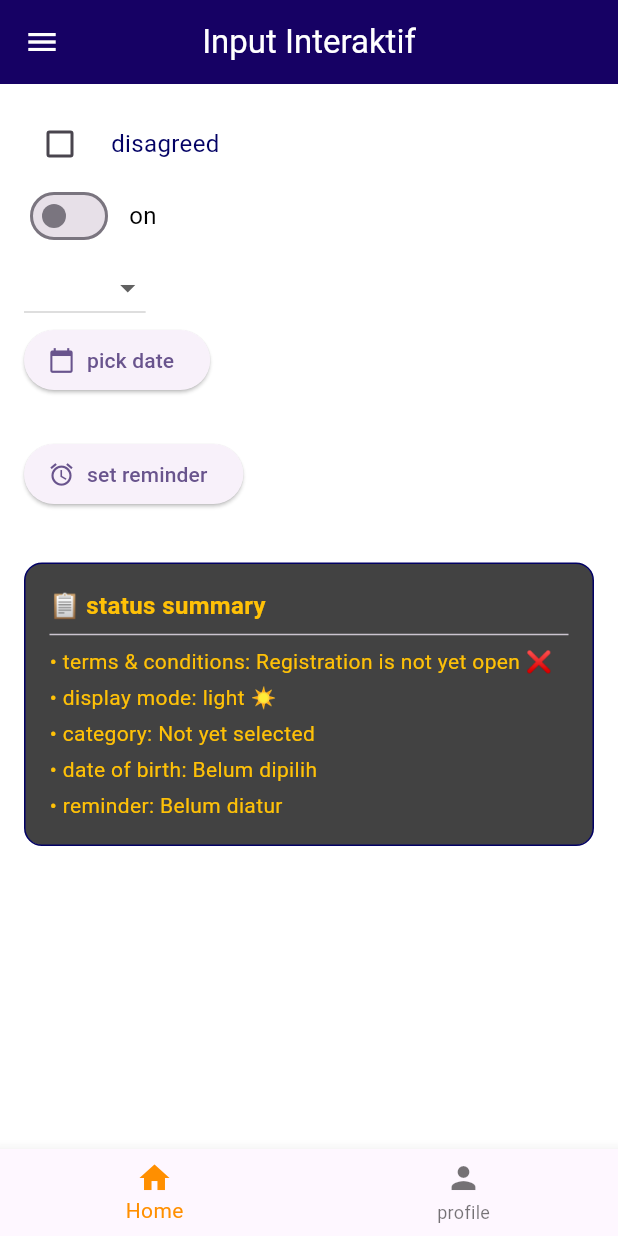
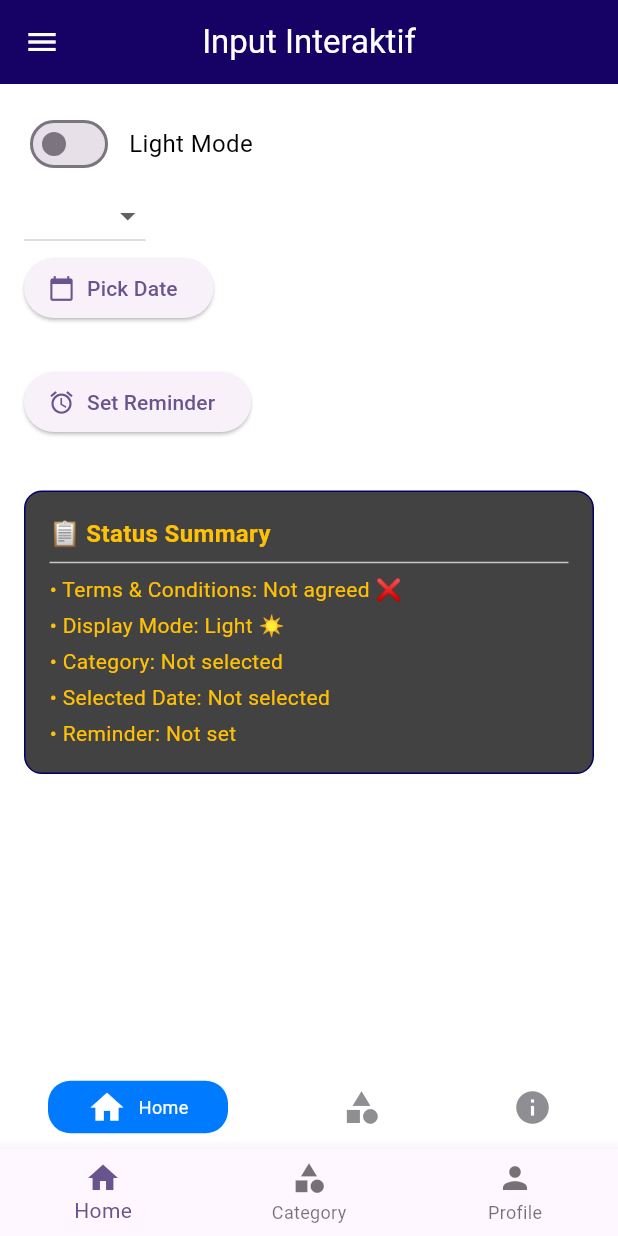
Before and after one commit to nobodyproject94/project_nobody, a Flutter app: the Tugas8Flutter screen opened directly, on a phone screen of 412 x 824 dp. Run offline on Flutter 3.47's test engine with Material 3 defaults, Android fonts, the phone set to English and light mode, and no system bars; drawn by our look-alikes of persistent_bottom_nav_bar_v2; our stand-ins replace fluttertoast.

Commit message:
tugas 10 flutter

```diff
--- a/lib/day_1/about_app_screen.dart
+++ b/lib/day_1/about_app_screen.dart
@@ -5,29 +5,54 @@ import 'package:project_nobody/day_1/tugas_8_flutter_2.dart';
 import 'package:project_nobody/day_1/tugas_9_flutter.dart';
 
 class AboutAppScreen extends StatefulWidget {
-  const AboutAppScreen({super.key});
+  final String? email;
+  final String? password;
+
+  const AboutAppScreen({super.key, this.email, this.password});
 
   @override
   State<AboutAppScreen> createState() => _AboutAppScreenState();
 }
 
 class _AboutAppScreenState extends State<AboutAppScreen> {
+  late PersistentTabController _controller;
+
+  @override
+  void initState() {
+    super.initState();
+    _controller = PersistentTabController(initialIndex: 0);
+  }
+
+  @override
+  void dispose() {
+    _controller.dispose();
+    super.dispose();
+  }
+
   @override
   Widget build(BuildContext context) {
     return Scaffold(
-      bottomNavigationBar: PersistentTabView(
+      body: PersistentTabView(
+        controller: _controller,
         tabs: [
           PersistentTabConfig(
-            screen: Tugas7Flutter(),
-            item: ItemConfig(icon: Icon(Icons.home), title: "Home"),
+            screen: Tugas7Flutter(
+              controller: _controller,
+              email: widget.email,
+              password: widget.password,
+            ), // Pass controller
+            item: ItemConfig(icon: const Icon(Icons.home), title: "Home"),
           ),
           PersistentTabConfig(
             screen: Tugas9Flutter(),
-            item: ItemConfig(icon: Icon(Icons.list), title: "List Category"),
+            item: ItemConfig(
+              icon: const Icon(Icons.category),
+              title: "List Category",
+            ),
           ),
           PersistentTabConfig(
             screen: Tugas8Flutter2(),
-            item: ItemConfig(icon: Icon(Icons.info), title: "about app"),
+            item: ItemConfig(icon: const Icon(Icons.info), title: "About App"),
           ),
         ],
         navBarBuilder: (navBarConfig) =>
--- a/lib/day_1/tugas_7_flutter.dart
+++ b/lib/day_1/tugas_7_flutter.dart
@@ -1,7 +1,13 @@
 import 'package:flutter/material.dart';
+import 'package:persistent_bottom_nav_bar_v2/persistent_bottom_nav_bar_v2.dart';
 
 class Tugas7Flutter extends StatefulWidget {
-  const Tugas7Flutter({super.key});
+  final PersistentTabController? controller;
+  final String? email;
+  final String? password;
+
+  // ADD TO CONSTRUCTOR
+  const Tugas7Flutter({super.key, this.controller, this.email, this.password});
 
   @override
   State<Tugas7Flutter> createState() => _Tugas7FlutterState();
@@ -26,78 +32,138 @@ class _Tugas7FlutterState extends State<Tugas7Flutter> {
             : const Color.fromARGB(255, 22, 1, 100),
         foregroundColor: Colors.white,
       ),
-      //drawer
       drawer: Drawer(
         child: ListView(
           padding: EdgeInsets.zero,
           children: [
-            const DrawerHeader(
+            DrawerHeader(
               decoration: BoxDecoration(color: Color.fromARGB(255, 22, 1, 100)),
-              child: Text(
-                'navigation menu',
-                style: TextStyle(color: Colors.white, fontSize: 20),
+              child: Column(
+                children: [
+                  Text(
+                    'navigation menu',
+                    style: TextStyle(color: Colors.white, fontSize: 20),
+                  ),
+                  //text controller_______________________________________
+                  ListTile(
+                    title: Text(
+                      widget.email ?? "",
+                      style: TextStyle(color: Colors.white),
+                    ),
+                    subtitle: Text(
+                      widget.password ?? "",
+                      style: TextStyle(color: Colors.white),
+                    ),
+                  ),
+                ],
               ),
             ),
             ListTile(
               leading: const Icon(Icons.check_box),
-              title: const Text('terms and condition'),
-              onTap: () => Navigator.pop(context),
+              title: const Text('Terms and Condition'),
+              onTap: () {
+                showDialog(
+                  context: context,
+                  builder: (context) => AlertDialog(
+                    title: const Text('Terms and Conditions'),
+                    content: const Text(
+                      'Do you agree to the terms and conditions?',
+                    ),
+                    actions: [
+                      TextButton(
+                        onPressed: () {
+                          setState(() {
+                            ischeck = true;
+                          });
+                          Navigator.pop(context);
+                        },
+                        child: const Text('Agree'),
+                      ),
+                      TextButton(
+                        onPressed: () {
+                          setState(() {
+                            ischeck = false;
+                          });
+                          Navigator.pop(context);
+                        },
+                        child: const Text('Disagree'),
+                      ),
+                    ],
+                  ),
+                );
+                Navigator.pop(context);
+              },
             ),
             ListTile(
               leading: const Icon(Icons.dark_mode),
-              title: const Text('display mode'),
-              onTap: () => Navigator.pop(context),
+              title: const Text('Display Mode'),
+              onTap: () {
+                setState(() {
+                  darkMode = !darkMode;
+                });
+                Navigator.pop(context);
+              },
             ),
             ListTile(
               leading: const Icon(Icons.category),
               title: const Text('List Category'),
-              onTap: () => Navigator.pop(context),
+              onTap: () {
+                // Use the controller to jump to tab index 1
+                if (widget.controller != null) {
+                  widget.controller!.jumpToTab(1);
+                }
+                Navigator.pop(context);
+              },
             ),
             ListTile(
               leading: const Icon(Icons.calendar_today),
-              title: const Text('pick day'),
-              onTap: () => Navigator.pop(context),
+              title: const Text('Pick Day'),
+              onTap: () async {
+                Navigator.pop(context);
+                final DateTime? picked = await showDatePicker(
+                  context: context,
+                  initialDate: selectedDate ?? DateTime.now(),
+                  firstDate: DateTime(1800),
+                  lastDate: DateTime(2300),
+                );
+                if (picked != null) {
+                  setState(() => selectedDate = picked);
+                }
+              },
             ),
             ListTile(
               leading: const Icon(Icons.alarm),
-              title: const Text('set reminder'),
-              onTap: () => Navigator.pop(context),
+              title: const Text('Set Reminder'),
+              onTap: () async {
+                Navigator.pop(context);
+                final TimeOfDay? picked = await showTimePicker(
+                  context: context,
+                  initialTime: selectedDay ?? TimeOfDay.now(),
+                );
+                if (picked != null) {
+                  setState(() => selectedDay = picked);
+                }
+              },
             ),
             ListTile(
               leading: const Icon(Icons.info),
               title: const Text('Detail App'),
-              onTap: () => Navigator.pop(context),
+              onTap: () {
+                // Use the controller to jump to tab index 2
+                if (widget.controller != null) {
+                  widget.controller!.jumpToTab(2);
+                }
+                Navigator.pop(context);
+              },
             ),
           ],
         ),
       ),
-      //body
       body: SingleChildScrollView(
         padding: const EdgeInsets.all(16),
         child: Column(
           crossAxisAlignment: CrossAxisAlignment.start,
           children: [
-            Row(
-              children: [
-                //CHECKING
-                Checkbox(
-                  value: ischeck,
-                  onChanged: (value) {
-                    setState(() => ischeck = value ?? false);
-                  },
-                ),
-                const SizedBox(width: 10),
-                Text(
-                  ischeck ? "agreed" : "disagreed",
-                  style: TextStyle(
-                    fontSize: 16,
-                    color: darkMode
-                        ? Colors.amber
-                        : const Color.fromARGB(255, 2, 1, 100),
-                  ),
-                ),
-              ],
-            ),
             // SWITCHING
             Row(
               children: [
@@ -109,7 +175,7 @@ class _Tugas7FlutterState extends State<Tugas7Flutter> {
                 ),
                 const SizedBox(width: 10),
                 Text(
-                  darkMode ? "off" : "on",
+                  darkMode ? "Dark Mode" : "Light Mode",
                   style: TextStyle(
                     fontSize: 16,
                     color: darkMode ? Colors.amber : Colors.black,
@@ -117,7 +183,7 @@ class _Tugas7FlutterState extends State<Tugas7Flutter> {
                 ),
               ],
             ),
-            //DROP BOTTON
+            // DROPDOWN
             Row(
               children: [
                 DropdownButton<String>(
@@ -140,7 +206,7 @@ class _Tugas7FlutterState extends State<Tugas7Flutter> {
                 const SizedBox(height: 8),
               ],
             ),
-            //DATE TIME
+            // DATE PICKER
             Row(
               children: [
                 ElevatedButton.icon(
@@ -153,18 +219,17 @@ class _Tugas7FlutterState extends State<Tugas7Flutter> {
                     );
                     if (picked != null) {
                       setState(() => selectedDate = picked);
-                      {}
                     }
                   },
                   icon: const Icon(Icons.calendar_today),
-                  label: const Text('pick date'),
+                  label: const Text('Pick Date'),
                 ),
               ],
             ),
             const SizedBox(height: 10),
             if (selectedDate != null)
               Text(
-                'Date of Birth: ${selectedDate!.day.toString().padLeft(2, '0')}-'
+                'Selected Date: ${selectedDate!.day.toString().padLeft(2, '0')}-'
                 '${selectedDate!.month.toString().padLeft(2, '0')}-'
                 '${selectedDate!.year}',
                 style: TextStyle(
@@ -173,7 +238,7 @@ class _Tugas7FlutterState extends State<Tugas7Flutter> {
                 ),
               ),
             const SizedBox(height: 18),
-            // time picker
+            // TIME PICKER
             Row(
               children: [
                 ElevatedButton.icon(
@@ -184,19 +249,17 @@ class _Tugas7FlutterState extends State<Tugas7Flutter> {
                     );
                     if (picked != null) {
                       setState(() => selectedDay = picked);
-                      {}
                     }
                   },
                   icon: const Icon(Icons.alarm),
-                  label: const Text('set reminder'),
+                  label: const Text('Set Reminder'),
                 ),
               ],
             ),
             const SizedBox(height: 10),
             if (selectedDay != null)
               Text(
-                'A reminder has been set for:'
-                '${selectedDay!.hour.toString().padLeft(2, '0')}:'
+                'Reminder set for: ${selectedDay!.hour.toString().padLeft(2, '0')}:'
                 '${selectedDay!.minute.toString().padLeft(2, '0')}',
                 style: TextStyle(
                   fontSize: 16,
@@ -204,7 +267,7 @@ class _Tugas7FlutterState extends State<Tugas7Flutter> {
                 ),
               ),
             const SizedBox(height: 25),
-            //RESULT
+            // RESULT SUMMARY
             Container(
               width: double.infinity,
               padding: const EdgeInsets.all(16),
@@ -221,7 +284,7 @@ class _Tugas7FlutterState extends State<Tugas7Flutter> {
                 crossAxisAlignment: CrossAxisAlignment.start,
                 children: [
                   Text(
-                    '📋 status summary',
+                    '📋 Status Summary',
                     style: TextStyle(
                       fontWeight: FontWeight.bold,
                       fontSize: 16,
@@ -232,35 +295,35 @@ class _Tugas7FlutterState extends State<Tugas7Flutter> {
                   ),
                   const Divider(),
                   Text(
-                    '• terms & conditions: ${ischeck ? "Registration is allowed ✅" : "Registration is not yet open ❌"}',
+                    '• Terms & Conditions: ${ischeck ? "Agreed ✅" : "Not agreed ❌"}',
                     style: TextStyle(
                       color: darkMode ? Colors.white : Colors.amber,
                     ),
                   ),
                   const SizedBox(height: 4),
                   Text(
-                    '• display mode: ${darkMode ? "dark 🌙" : "light ☀️"}',
+                    '• Display Mode: ${darkMode ? "Dark 🌙" : "Light ☀️"}',
                     style: TextStyle(
                       color: darkMode ? Colors.white : Colors.amber,
                     ),
                   ),
                   const SizedBox(height: 4),
                   Text(
-                    '• category: ${selectedDropDwon ?? "Not yet selected"}',
+                    '• Category: ${selectedDropDwon ?? "Not selected"}',
                     style: TextStyle(
                       color: darkMode ? Colors.white : Colors.amber,
                     ),
                   ),
                   const SizedBox(height: 4),
                   Text(
-                    '• date of birth: ${selectedDate != null ? "${selectedDate!.day.toString().padLeft(2, '0')}-${selectedDate!.month.toString().padLeft(2, '0')}-${selectedDate!.year}" : "Belum dipilih"}',
+                    '• Selected Date: ${selectedDate != null ? "${selectedDate!.day.toString().padLeft(2, '0')}-${selectedDate!.month.toString().padLeft(2, '0')}-${selectedDate!.year}" : "Not selected"}',
                     style: TextStyle(
                       color: darkMode ? Colors.white : Colors.amber,
                     ),
                   ),
                   const SizedBox(height: 4),
                   Text(
-                    '• reminder: ${selectedDay != null ? "${selectedDay!.hour.toString().padLeft(2, '0')}:${selectedDay!.minute.toString().padLeft(2, '0')}" : "Belum diatur"}',
+                    '• Reminder: ${selectedDay != null ? "${selectedDay!.hour.toString().padLeft(2, '0')}:${selectedDay!.minute.toString().padLeft(2, '0')}" : "Not set"}',
                     style: TextStyle(
                       color: darkMode ? Colors.white : Colors.amber,
                     ),
--- a/lib/day_1/tugas_8_flutter.dart
+++ b/lib/day_1/tugas_8_flutter.dart
@@ -1,5 +1,7 @@
 import 'package:flutter/material.dart';
-import 'package:project_nobody/day_1/tugas_7_flutter.dart';
+import 'package:project_nobody/day_1/about_app_screen.dart';
+import 'package:project_nobody/day_1/tugas_9_flutter.dart';
+import 'package:project_nobody/day_1/tugas_8_flutter_2.dart';
 
 class Tugas8Flutter extends StatefulWidget {
   const Tugas8Flutter({super.key});
@@ -14,7 +16,9 @@ class _Tugas8FlutterState extends State<Tugas8Flutter> {
   int _selectedIndex = 0;
 
   static const List<Widget> _widgetOptions = <Widget>[
-    Tugas7Flutter(),
+    AboutAppScreen(),
+    Tugas9Flutter(),
+    Tugas8Flutter2(),
     Text('MaestroNesia'),
     //Text('Index 2: School'),
   ];
@@ -28,20 +32,47 @@ class _Tugas8FlutterState extends State<Tugas8Flutter> {
   @override
   Widget build(BuildContext context) {
     return Scaffold(
-      //appBar: AppBar(title: const Text('BottomNavigationBar Sample')),
+      // Tambahkan ini di dalam Scaffold
+      drawer: Drawer(
+        child: ListView(
+          children: [
+            const DrawerHeader(child: Text('Menu Utama')),
+            ListTile(
+              title: const Text('Home'),
+              onTap: () {
+                _onItemTapped(0); // Pindah ke index 0
+                Navigator.pop(context);
+              },
+            ),
+            ListTile(
+              title: const Text('List Category'), // <--- INI NO 2
+              onTap: () {
+                _onItemTapped(1); // <--- Ubah ke index 1
+                Navigator.pop(context); // Tutup drawer setelah diklik
+              },
+            ),
+            ListTile(
+              title: const Text('Detail App'),
+              onTap: () {
+                _onItemTapped(2); // Pindah ke index 2
+                Navigator.pop(context);
+              },
+            ),
+          ],
+        ),
+      ),
       body: Center(child: _widgetOptions.elementAt(_selectedIndex)),
       bottomNavigationBar: BottomNavigationBar(
-        items: const <BottomNavigationBarItem>[
+        currentIndex: _selectedIndex,
+        onTap: _onItemTapped, // Menggunakan fungsi yang sama!
+        items: const [
           BottomNavigationBarItem(icon: Icon(Icons.home), label: 'Home'),
-          // BottomNavigationBarItem(
-          //   icon: Icon(Icons.business),
-          //   label: 'Business',
-          // ),
-          BottomNavigationBarItem(icon: Icon(Icons.person), label: 'profile'),
+          BottomNavigationBarItem(
+            icon: Icon(Icons.category),
+            label: 'Category',
+          ),
+          BottomNavigationBarItem(icon: Icon(Icons.person), label: 'Profile'),
         ],
-        currentIndex: _selectedIndex,
-        selectedItemColor: Colors.amber[800],
-        onTap: _onItemTapped,
       ),
     );
   }
--- a/lib/main.dart
+++ b/lib/main.dart
@@ -1,5 +1,7 @@
 import 'package:flutter/material.dart';
 import 'package:project_nobody/day_1/splashscreen_tugas6_flutter.dart';
+import 'day_1/tugas_8_flutter_2.dart';
+import 'day_1/tugas_9_flutter.dart';
 import 'package:project_nobody/day_1/tugas_8_flutter.dart';
 import 'package:project_nobody/day_1/tugas_4_flutter.dart';
 import 'package:project_nobody/day_1/tugas_5_flutter.dart';
@@ -45,6 +47,8 @@ class MyApp extends StatelessWidget {
       routes: {
         '/': (context) => Splashscreen(),
         '/login': (context) => Tugas6Flutter(),
+        // '/detail': (context) => const ProfilPage(),
+        // '/list-category': (context) => const Tugas9Flutter(),
         //'/home': (context) => Tugas7Flutter(),
       },
       //home: Tugas8flutter(),
```
Also changed, not shown: lib/day_1/tugas_10_flutter.dart (added, +15 -0 lines), lib/day_1/tugas_6_flutter.dart (+15 -4 lines), lib/day_1/tugas_8_flutter_2.dart (+1 -11 lines), lib/day_1/tugas_9_flutter.dart (+17 -3 lines).
